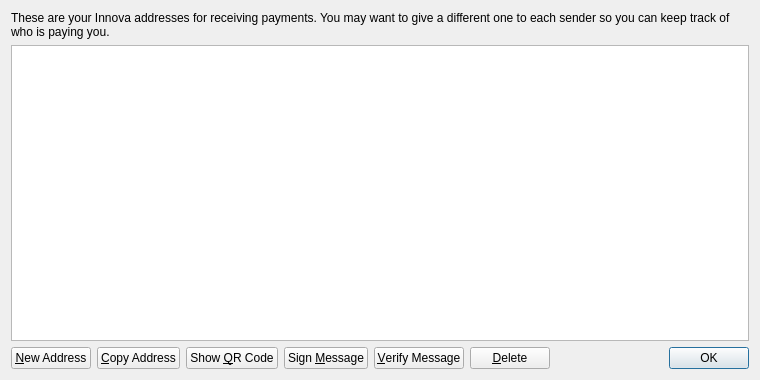
Before: the Qt Designer form src/qt/forms/addressbookpage.ui in innova-foundation/innova, drawn with Qt 5.
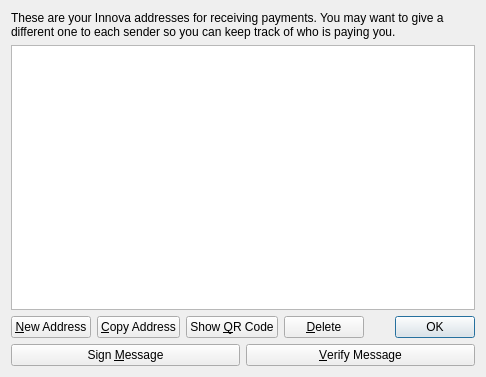
After: the same form once the commit is applied. Icons and pictures are not drawn.

The edit to the form file:
```diff
--- a/src/qt/forms/addressbookpage.ui
+++ b/src/qt/forms/addressbookpage.ui
@@ -6,8 +6,8 @@
    <rect>
     <x>0</x>
     <y>0</y>
-    <width>760</width>
-    <height>380</height>
+    <width>486</width>
+    <height>377</height>
    </rect>
   </property>
   <property name="windowTitle">
@@ -96,35 +96,7 @@
        </property>
       </widget>
      </item>
-     <item>
-      <widget class="QPushButton" name="signMessage">
-       <property name="toolTip">
-        <string>Sign a message to prove you own a Innova address</string>
-       </property>
-       <property name="text">
-        <string>Sign &amp;Message</string>
-       </property>
-       <property name="icon">
-        <iconset resource="../bitcoin.qrc">
-         <normaloff>:/icons/edit</normaloff>:/icons/edit</iconset>
-       </property>
-      </widget>
-     </item>
-     <item>
-      <widget class="QPushButton" name="verifyMessage">
-       <property name="toolTip">
-        <string>Verify a message to ensure it was signed with a specified Innova address</string>
-       </property>
-       <property name="text">
-        <string>&amp;Verify Message</string>
-       </property>
-       <property name="icon">
-        <iconset resource="../bitcoin.qrc">
-         <normaloff>:/icons/transaction_0</normaloff>:/icons/transaction_0</iconset>
-       </property>
-      </widget>
-     </item>
-     <item>
+    <item>
       <widget class="QPushButton" name="deleteButton">
        <property name="toolTip">
         <string>Delete the currently selected address from the list</string>
@@ -166,6 +138,38 @@
      </item>
     </layout>
    </item>
+   <item>
+    <layout class="QHBoxLayout" name="horizontalLayout_2">
+     <item>
+      <widget class="QPushButton" name="signMessage">
+       <property name="toolTip">
+        <string>Sign a message to prove you own a Innova address</string>
+       </property>
+       <property name="text">
+        <string>Sign &amp;Message</string>
+       </property>
+       <property name="icon">
+        <iconset resource="../bitcoin.qrc">
+         <normaloff>:/icons/edit</normaloff>:/icons/edit</iconset>
+       </property>
+      </widget>
+     </item>
+     <item>
+      <widget class="QPushButton" name="verifyMessage">
+       <property name="toolTip">
+        <string>Verify a message to ensure it was signed with a specified Innova address</string>
+       </property>
+       <property name="text">
+        <string>&amp;Verify Message</string>
+       </property>
+       <property name="icon">
+        <iconset resource="../bitcoin.qrc">
+         <normaloff>:/icons/transaction_0</normaloff>:/icons/transaction_0</iconset>
+       </property>
+      </widget>
+     </item>
+    </layout>
+   </item>
   </layout>
  </widget>
  <resources>
```
